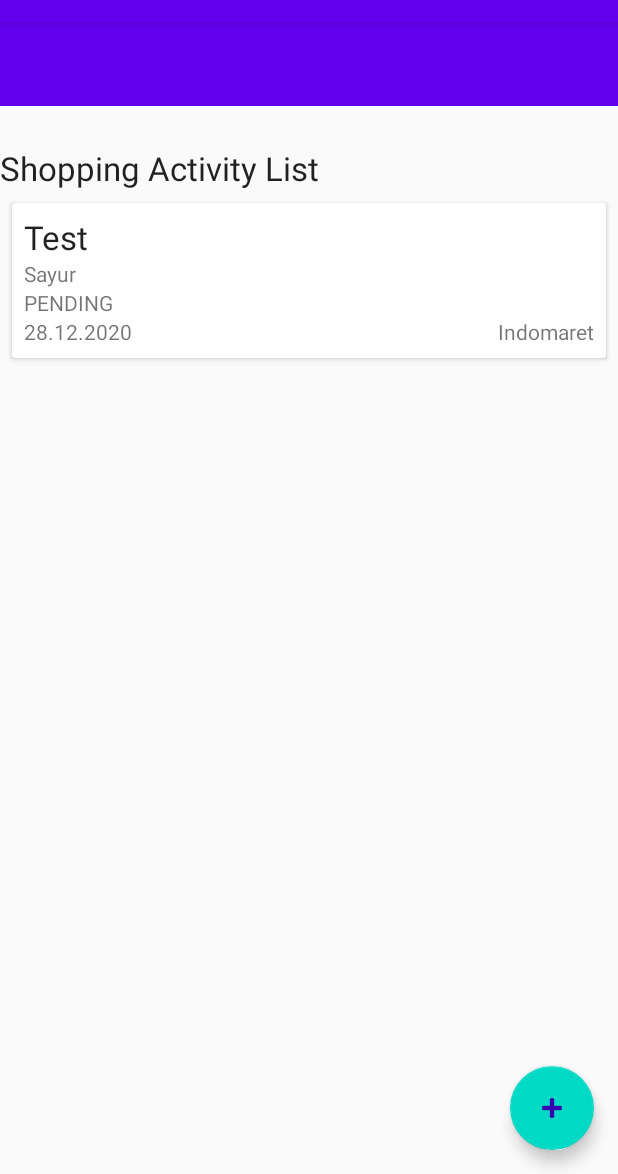
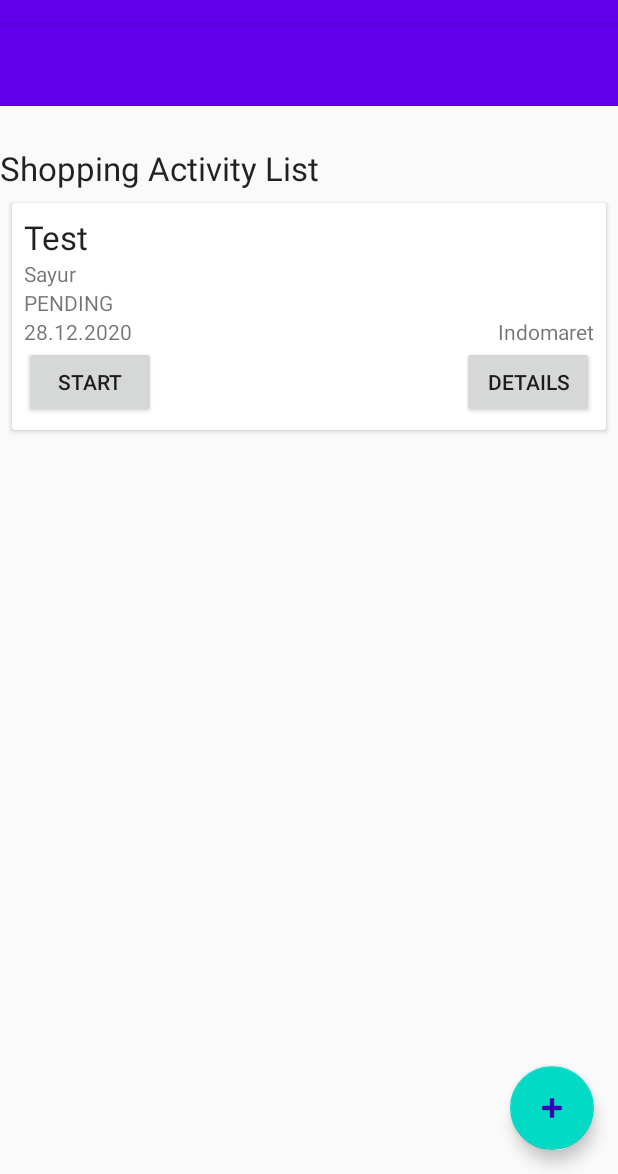
Before and after one commit to SatyaDh/BelanjaRapi, an Android app: the screen it shows after launch (MainActivity), on a phone screen of 412 x 824 dp, the part 62-1236 px from its top. Run offline under Robolectric (Android 15) with nearby library versions, the phone set to English and light mode, and no system bars; our stand-ins replace Room's generated code.

Commit message:
feat: add buttons

```diff
--- a/app/src/main/java/is/ac/ui/cs/mobileprogramming/satyadharma/belanjarapi/activity/ShoppingListFragment.java
+++ b/app/src/main/java/is/ac/ui/cs/mobileprogramming/satyadharma/belanjarapi/activity/ShoppingListFragment.java
@@ -53,6 +53,11 @@ public class ShoppingListFragment extends Fragment {
                 intent.putExtra("tanggal", aktivitasBelanja.getTanggal_belanja());
                 startActivity(intent);
             }
+
+            @Override
+            public void onTimerClick(AktivitasBelanja aktivitasBelanja) {
+
+            }
         });
 
         return v;
--- a/app/src/main/java/is/ac/ui/cs/mobileprogramming/satyadharma/belanjarapi/adapter/MainAdapter.java
+++ b/app/src/main/java/is/ac/ui/cs/mobileprogramming/satyadharma/belanjarapi/adapter/MainAdapter.java
@@ -8,6 +8,7 @@ import android.util.Log;
 import android.view.LayoutInflater;
 import android.view.View;
 import android.view.ViewGroup;
+import android.widget.Button;
 import android.widget.ImageView;
 import android.widget.TextView;
 
@@ -62,6 +63,8 @@ private OnActListener listener;
         private TextView textViewDate;
         private ImageView imageViewLocaleImg;
         private TextView textViewLocaleName;
+        private Button detailsButton;
+        private Button timerButton;
 
         public MainHolder (View itemView){
             super(itemView);
@@ -71,8 +74,10 @@ private OnActListener listener;
             textViewStatus = itemView.findViewById(R.id.text_view_status);
             imageViewLocaleImg = itemView.findViewById(R.id.image_view_locale_img);
             textViewLocaleName = itemView.findViewById(R.id.text_view_locale_name);
+            detailsButton = itemView.findViewById(R.id.button_details);
+            timerButton = itemView.findViewById(R.id.button_start_timer);
 
-            itemView.setOnClickListener(new View.OnClickListener() {
+            detailsButton.setOnClickListener(new View.OnClickListener() {
                 @Override
                 public void onClick(View v) {
                     int position = getAdapterPosition();
@@ -81,12 +86,24 @@ private OnActListener listener;
                     }
                 }
             });
+            timerButton.setOnClickListener(new View.OnClickListener() {
+                @Override
+                public void onClick(View v) {
+                    int position = getAdapterPosition();
+                    if (listener != null && position != RecyclerView.NO_POSITION) {
+                        listener.onTimerClick(aktivitasBelanjas.get(position));
+                    }
+                }
+            });
+
+
         }
 
     }
 
     public interface OnActListener{
         void onActClick (AktivitasBelanja aktivitasBelanja);
+        void onTimerClick(AktivitasBelanja aktivitasBelanja);
     }
 
     public void SetOnActListener(OnActListener listener){
--- /dev/null
+++ b/app/src/main/java/is/ac/ui/cs/mobileprogramming/satyadharma/belanjarapi/service/TimerService.java
@@ -0,0 +1,6 @@
+package is.ac.ui.cs.mobileprogramming.satyadharma.belanjarapi.service;
+
+
+public class TimerService {
+
+}
--- a/app/src/main/res/layout-land/item_shopping_activity.xml
+++ b/app/src/main/res/layout-land/item_shopping_activity.xml
@@ -9,7 +9,7 @@
 
     <RelativeLayout
         android:layout_width="wrap_content"
-        android:layout_height="wrap_content"
+        android:layout_height="match_parent"
         android:padding="8dp">
 
         <TextView
@@ -17,42 +17,59 @@
             android:layout_width="wrap_content"
             android:layout_height="wrap_content"
             android:layout_alignParentStart="true"
-            android:textAppearance="@style/TextAppearance.AppCompat.Large"/>
+            android:textAppearance="@style/TextAppearance.AppCompat.Large" />
+
         <TextView
             android:id="@+id/text_view_item_name"
             android:layout_width="wrap_content"
             android:layout_height="wrap_content"
             android:layout_below="@id/text_view_title"
-            android:layout_alignParentStart="true"
-            />
+            android:layout_alignParentStart="true" />
+
         <TextView
             android:id="@+id/text_view_status"
             android:layout_width="wrap_content"
             android:layout_height="wrap_content"
             android:layout_below="@id/text_view_item_name"
             android:layout_alignParentStart="true" />
+
         <TextView
             android:id="@+id/text_view_date"
             android:layout_width="wrap_content"
             android:layout_height="wrap_content"
             android:layout_below="@id/text_view_status"
-            android:layout_alignParentStart="true"
-            />
+            android:layout_alignParentStart="true" />
+
         <ImageView
             android:id="@+id/image_view_locale_img"
-            android:layout_toEndOf= "@id/text_view_item_name"
             android:layout_width="wrap_content"
             android:layout_height="wrap_content"
             android:layout_alignParentEnd="true"
-            android:contentDescription="TODO">
-        </ImageView>
+            android:layout_toEndOf="@id/text_view_item_name"
+            android:contentDescription="TODO"></ImageView>
+
         <TextView
             android:id="@+id/text_view_locale_name"
             android:layout_width="wrap_content"
             android:layout_height="wrap_content"
             android:layout_below="@id/text_view_status"
-            android:layout_alignParentEnd="true"
-            />
+            android:layout_alignParentEnd="true" />
+        <Button
+            android:id="@+id/button_start_timer"
+            android:layout_width="wrap_content"
+            android:layout_height="wrap_content"
+            android:text="@string/button_start"
+            android:layout_below="@id/text_view_date" />
+
+        <Button
+            android:id="@+id/button_details"
+            android:layout_width="wrap_content"
+            android:layout_height="wrap_content"
+            android:text="@string/button_details"
+            android:layout_below="@id/text_view_locale_name"
+            android:layout_alignParentEnd="true"/>
+
+
     </RelativeLayout>
 
 </androidx.cardview.widget.CardView>
--- a/app/src/main/res/layout/item_shopping_activity.xml
+++ b/app/src/main/res/layout/item_shopping_activity.xml
@@ -9,7 +9,7 @@
 
     <RelativeLayout
         android:layout_width="wrap_content"
-        android:layout_height="wrap_content"
+        android:layout_height="match_parent"
         android:padding="8dp">
 
         <TextView
@@ -17,42 +17,59 @@
             android:layout_width="wrap_content"
             android:layout_height="wrap_content"
             android:layout_alignParentStart="true"
-            android:textAppearance="@style/TextAppearance.AppCompat.Large"/>
+            android:textAppearance="@style/TextAppearance.AppCompat.Large" />
+
         <TextView
             android:id="@+id/text_view_item_name"
             android:layout_width="wrap_content"
             android:layout_height="wrap_content"
             android:layout_below="@id/text_view_title"
-            android:layout_alignParentStart="true"
-            />
+            android:layout_alignParentStart="true" />
+
         <TextView
             android:id="@+id/text_view_status"
             android:layout_width="wrap_content"
             android:layout_height="wrap_content"
             android:layout_below="@id/text_view_item_name"
             android:layout_alignParentStart="true" />
+
         <TextView
             android:id="@+id/text_view_date"
             android:layout_width="wrap_content"
             android:layout_height="wrap_content"
             android:layout_below="@id/text_view_status"
-            android:layout_alignParentStart="true"
-            />
+            android:layout_alignParentStart="true" />
+
         <ImageView
             android:id="@+id/image_view_locale_img"
-            android:layout_toEndOf= "@id/text_view_item_name"
             android:layout_width="wrap_content"
             android:layout_height="wrap_content"
             android:layout_alignParentEnd="true"
-            android:contentDescription="TODO">
-        </ImageView>
+            android:layout_toEndOf="@id/text_view_item_name"
+            android:contentDescription="TODO"></ImageView>
+
         <TextView
             android:id="@+id/text_view_locale_name"
             android:layout_width="wrap_content"
             android:layout_height="wrap_content"
             android:layout_below="@id/text_view_status"
-            android:layout_alignParentEnd="true"
-            />
+            android:layout_alignParentEnd="true" />
+        <Button
+            android:id="@+id/button_start_timer"
+            android:layout_width="wrap_content"
+            android:layout_height="wrap_content"
+            android:text="@string/button_start"
+            android:layout_below="@id/text_view_date" />
+
+        <Button
+            android:id="@+id/button_details"
+            android:layout_width="wrap_content"
+            android:layout_height="wrap_content"
+            android:text="@string/button_details"
+            android:layout_below="@id/text_view_locale_name"
+            android:layout_alignParentEnd="true"/>
+
+
     </RelativeLayout>
 
 </androidx.cardview.widget.CardView>
--- a/app/src/main/res/values/strings.xml
+++ b/app/src/main/res/values/strings.xml
@@ -6,5 +6,7 @@
     <string name="static_item_name">Item Name</string>
     <string name="static_locale">Location</string>
     <string name="static_date">Date</string>
+    <string name="button_start">Start</string>
+    <string name="button_details">Details</string>
     <string name="button_save">Save</string>
 </resources>
--- a/build.gradle
+++ b/build.gradle
@@ -5,7 +5,7 @@ buildscript {
         jcenter()
     }
     dependencies {
-        classpath "com.android.tools.build:gradle:4.0.1"
+        classpath 'com.android.tools.build:gradle:4.1.1'
 
         // NOTE: Do not place your application dependencies here; they belong
         // in the individual module build.gradle files
```
Also changed, not shown: gradle/wrapper/gradle-wrapper.properties, 1 other file.
